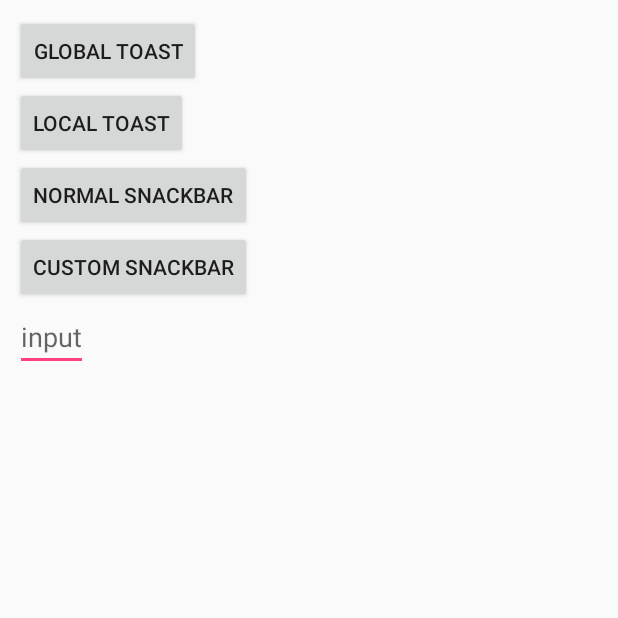
After one commit to cl-hedgehog/MTime, an Android app: the SnackAndToastActivity screen opened directly, with no data from a screen before it, on a phone screen of 412 x 824 dp, the top half of it. The commit adds this screen. Run offline under Robolectric (Android 15) with nearby library versions, the phone set to English and light mode, and no system bars; our stand-ins replace ButterKnife.

Commit message:
添加Snackbar的使用方法

```diff
--- a/app/build.gradle
+++ b/app/build.gradle
@@ -23,6 +23,6 @@ android {
 dependencies {
     compile fileTree(dir: 'libs', include: ['*.jar'])
     compile project(':appsdk')
-    compile 'com.android.support:design:23.1.0'
     compile 'com.readystatesoftware.systembartint:systembartint:1.0.3'
+
 }
--- a/app/src/main/AndroidManifest.xml
+++ b/app/src/main/AndroidManifest.xml
@@ -87,6 +87,11 @@
             android:screenOrientation="portrait"
             android:theme="@style/AppTheme.NoActionBar">
         </activity>
+        <activity
+            android:name=".SnackAndToastActivity"
+            android:screenOrientation="portrait"
+            android:theme="@style/AppTheme.NoActionBar">
+        </activity>
     </application>
 
 </manifest>
--- a/app/src/main/java/com/dreamzone/mtime/MainActivityFragment.java
+++ b/app/src/main/java/com/dreamzone/mtime/MainActivityFragment.java
@@ -76,6 +76,9 @@ public class MainActivityFragment extends Fragment {
             case 3:
                 OkHttpActivity.start(getActivity());
                 break;
+            case 4:
+                SnackAndToastActivity.start(getActivity());
+                break;
             default:
                 break;
         }
--- a/app/src/main/res/layout/activity_main.xml
+++ b/app/src/main/res/layout/activity_main.xml
@@ -1,5 +1,6 @@
 <?xml version="1.0" encoding="utf-8"?>
 <android.support.design.widget.CoordinatorLayout
+    android:id="@+id/ll_root"
     xmlns:android="http://schemas.android.com/apk/res/android"
     xmlns:app="http://schemas.android.com/apk/res-auto"
     xmlns:tools="http://schemas.android.com/tools"
--- /dev/null
+++ b/app/src/main/res/layout/activity_snackbar_toast.xml
@@ -0,0 +1,38 @@
+<?xml version="1.0" encoding="utf-8"?>
+<LinearLayout android:id="@+id/ll_root"
+              xmlns:android="http://schemas.android.com/apk/res/android"
+              android:layout_width="fill_parent"
+              android:layout_height="fill_parent"
+              android:layout_margin="10dp"
+              android:orientation="vertical">
+
+    <Button
+        android:id="@+id/btn_toast_global"
+        android:layout_width="wrap_content"
+        android:layout_height="wrap_content"
+        android:text="Global Toast"/>
+
+    <Button
+        android:id="@+id/btn_toast_local"
+        android:layout_width="wrap_content"
+        android:layout_height="wrap_content"
+        android:text="local Toast"/>
+
+    <Button
+        android:id="@+id/btn_snackbar_normal"
+        android:layout_width="wrap_content"
+        android:layout_height="wrap_content"
+        android:text="Normal SnackBar"/>
+
+    <Button
+        android:id="@+id/btn_snackbar_customer"
+        android:layout_width="wrap_content"
+        android:layout_height="wrap_content"
+        android:text="Custom SnackBar"/>
+
+    <EditText
+        android:id="@+id/et_input"
+        android:layout_width="wrap_content"
+        android:layout_height="wrap_content"
+        android:hint="input"/>
+</LinearLayout>
--- a/app/src/main/res/values/arrays.xml
+++ b/app/src/main/res/values/arrays.xml
@@ -5,5 +5,6 @@
         <item>Simple RemoteService</item>
         <item>Sensor List</item>
         <item>OkHttp https test</item>
+        <item>Snackbar and Toast</item>
     </string-array>
 </resources>
--- a/appsdk/build.gradle
+++ b/appsdk/build.gradle
@@ -25,6 +25,7 @@ dependencies {
     compile 'com.jakewharton:butterknife:7.0.1'
     compile 'com.android.support:recyclerview-v7:23.1.1'
     compile 'com.android.support:cardview-v7:23.1.1'
+    compile 'com.android.support:design:23.1.1'
 
     // okhttp
     compile 'com.squareup.okhttp3:okhttp:3.2.0'
```
Also changed, not shown: app/src/main/java/com/dreamzone/mtime/MainActivity.java (+74 -4 lines), app/src/main/java/com/dreamzone/mtime/SensorListActivity.java (+7 -1 lines), app/src/main/java/com/dreamzone/mtime/SnackAndToastActivity.java (added, +207 -0 lines), app/src/main/res/layout/layout_custom_snackbar.xml (added, +13 -0 lines), appsdk/src/main/java/com/matrix/appsdk/utils/Tools.java (+24 -0 lines), appsdk/src/main/java/com/matrix/appsdk/widget/SnackbarUtils.java (added, +64 -0 lines).
